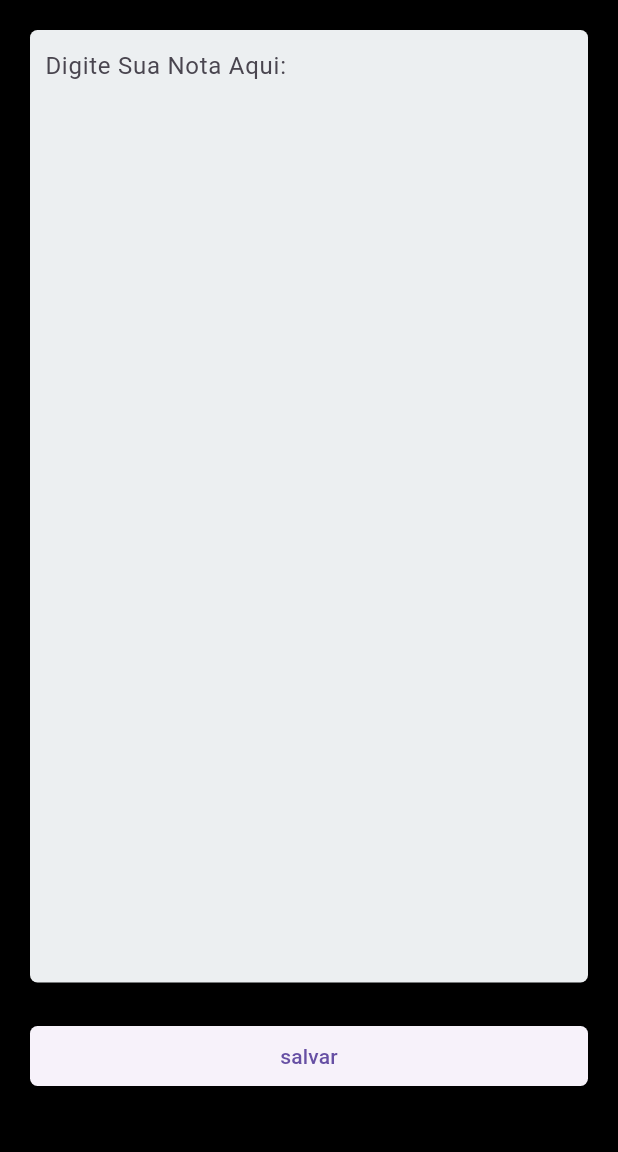
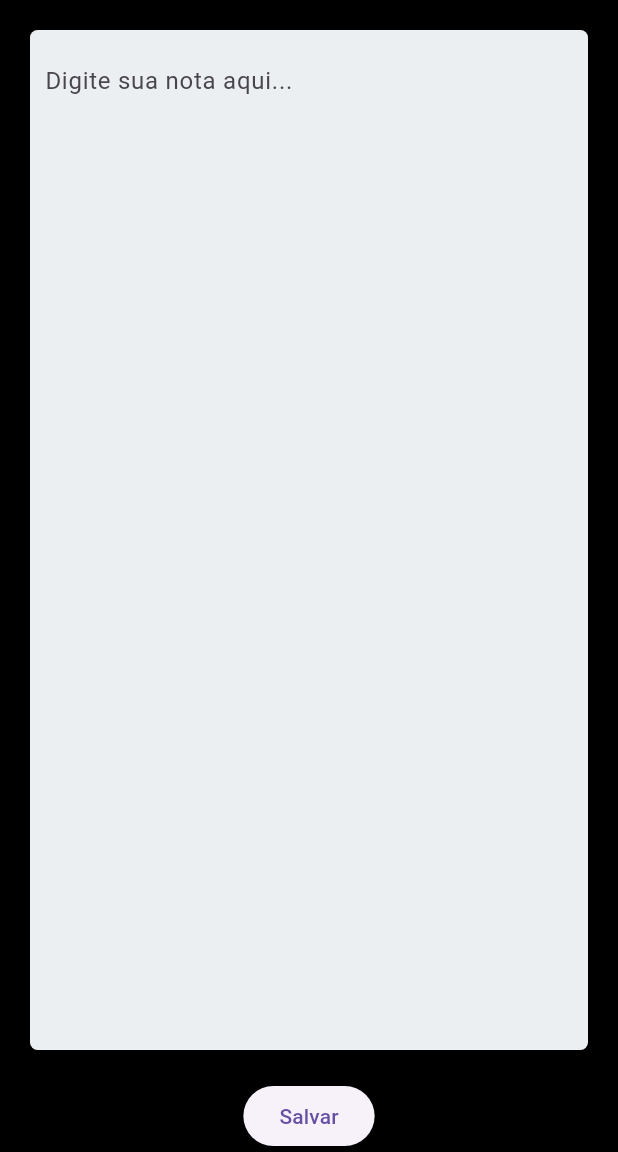
Before and after one commit to vitor1208bug/Exs_40apps, a Flutter app: the screen it shows after launch, on a phone screen of 412 x 824 dp, the part 84-1236 px from its top. Run offline on Flutter 3.47's test engine with Material 3 defaults, Android fonts, the light colour scheme and no system bars.

Commit message:
ultima update me estresei desanimei vou fazer outro app

```diff
--- /dev/null
+++ b/App_Notas/app_notas_braga/devtools_options.yaml
@@ -0,0 +1,3 @@
+description: This file stores settings for Dart & Flutter DevTools.
+documentation: https://docs.flutter.dev/tools/devtools/extensions#configure-extension-enablement-states
+extensions:
--- a/Exs_40aplicativos/vitor/app_notas/lib/design/thema.dart
+++ b/Exs_40aplicativos/vitor/app_notas/lib/design/thema.dart
@@ -1,3 +1,4 @@
+
 import 'package:flutter/material.dart';
 
 Color themaPrimaryScaffolf = Colors.black;
@@ -11,9 +12,10 @@ AppBar themeAppBar = AppBar(
   ),
   backgroundColor: Colors.indigo[400],
   titleTextStyle: const TextStyle(color: Colors.black),
-  leading: IconButton(onPressed: () {}, icon: const Icon(Icons.menu)),
   centerTitle: true,
 );
+
+
 
 
 class LinhasDeTexto extends StatelessWidget {
@@ -27,9 +29,30 @@ class LinhasDeTexto extends StatelessWidget {
       autocorrect: true,
       maxLines: null,
       decoration: InputDecoration(
-          border: InputBorder.none, hintText: "Digite Sua Nota Aqui: ",
-          contentPadding: EdgeInsets.all(10)
-        ),
+          border: InputBorder.none,
+          hintText: "coloque o titulo e Digite Sua Nota Aqui: ",
+          contentPadding: EdgeInsets.all(10)),
     );
   }
 }
+
+class AppState with ChangeNotifier {
+  Pages switchpages = Pages.pageHome;
+
+  List<String> dados = [];
+
+
+  void updatePage(Pages page) {
+    switchpages = page;
+    notifyListeners();
+  }
+
+  void salvarTexto(String texto) {
+    if (texto.isNotEmpty) {
+      dados.add(texto);
+      notifyListeners();
+    }
+  }
+}
+
+enum Pages { pageHome, pageFavorita }
--- a/Exs_40aplicativos/vitor/app_notas/lib/view/view.dart
+++ /dev/null
@@ -1,44 +0,0 @@
-import 'package:app_notas/design/thema.dart';
-import 'package:flutter/material.dart';
-
-class FirstPage extends StatelessWidget {
-  const FirstPage({super.key});
-
-  @override
-  Widget build(BuildContext context) {
-    return Column(
-      mainAxisAlignment: MainAxisAlignment.center,
-      children: [
-        Expanded(
-          child: Container(
-            margin:
-                const EdgeInsets.only(right: 20, left: 20, top: 20, bottom: 0),
-            height: 150,
-            decoration: BoxDecoration(
-              color: Colors.blueGrey[50],
-              borderRadius: BorderRadius.circular(5),
-            ),
-            child: const Column(children: [LinhasDeTexto()]),
-          ),
-        ),
-        const SizedBox(height: 5),
-        Row(
-          children: [
-            Expanded(
-                child: Container(
-              margin: const EdgeInsets.all(20),
-              child: ElevatedButton(
-                onPressed: () {},
-                style: ElevatedButton.styleFrom(
-                    shape: const RoundedRectangleBorder(
-                        borderRadius: BorderRadius.all(Radius.circular(5)))),
-                child: const Text("salvar"),
-              ),
-            )),
-          ],
-        ),
-        const SizedBox(height: 20)
-      ],
-    );
-  }
-}
--- /dev/null
+++ b/Exs_40aplicativos/vitor/app_notas/lib/view/viewhome.dart
@@ -0,0 +1,46 @@
+import 'package:app_notas/design/thema.dart';
+
+import 'package:flutter/material.dart';
+
+import 'package:provider/provider.dart';
+
+
+class FirstPage extends StatelessWidget {
+  const FirstPage({super.key});
+
+  @override
+  Widget build(BuildContext context) {
+    final appState = Provider.of<AppState>(context);
+    final TextEditingController controller = TextEditingController();
+
+    return Column(
+      children: [
+        Expanded(
+          child: Container(
+            margin: const EdgeInsets.all(20),
+            padding: const EdgeInsets.all(10),
+            decoration: BoxDecoration(
+              color: Colors.blueGrey[50],
+              borderRadius: BorderRadius.circular(5),
+            ),
+            child: TextField(
+              controller: controller,
+              maxLines: null,
+              decoration: const InputDecoration(
+                border: InputBorder.none,
+                hintText: "Digite sua nota aqui...",
+              ),
+            ),
+          ),
+        ),
+        ElevatedButton(
+          onPressed: () {
+            appState.salvarTexto(controller.text);
+            controller.clear();
+          },
+          child: const Text("Salvar"),
+        ),
+      ],
+    );
+  }
+}
--- a/Exs_40aplicativos/vitor/app_notas/pubspec.yaml
+++ b/Exs_40aplicativos/vitor/app_notas/pubspec.yaml
@@ -9,6 +9,7 @@ environment:
 dependencies:
   flutter:
     sdk: flutter
+  provider: ^6.1.2
 
 dev_dependencies:
   flutter_test:
```
Also changed, not shown: Exs_40aplicativos/vitor/app_notas/lib/main.dart (+51 -4 lines), Exs_40aplicativos/vitor/app_notas/lib/view/viewfavs.dart (added, +26 -0 lines), Exs_40aplicativos/vitor/app_notas/lib/viewmodel/viewmodel.dart (+35 -0 lines), Exs_40aplicativos/vitor/app_notas/teste.dart (added, +166 -0 lines), App_Notas/app_notas_braga/pubspec.lock, Exs_40aplicativos/vitor/app_notas/pubspec.lock.
